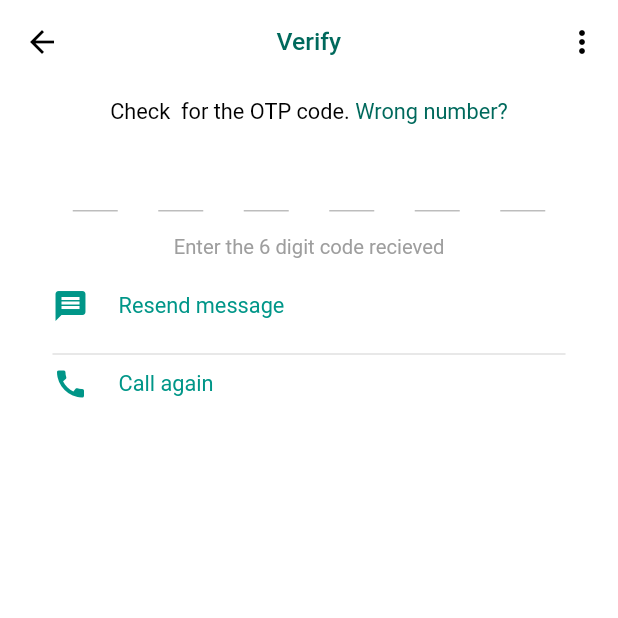
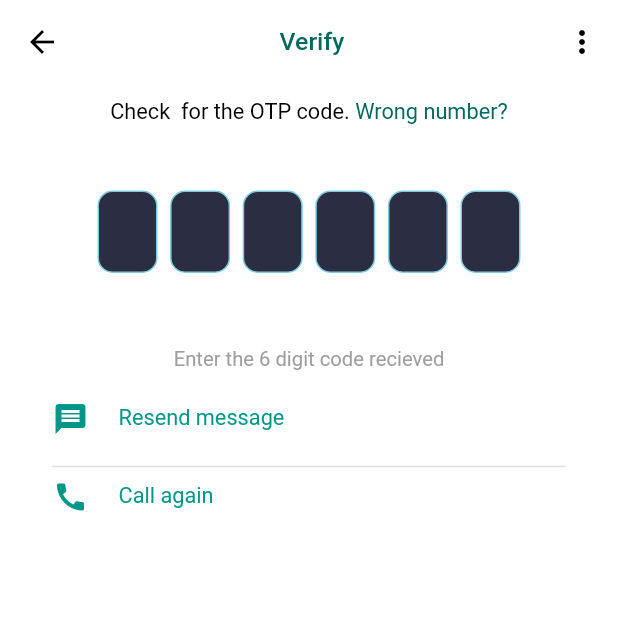
Before and after one commit to RashmiVidushani/flutter_application_1, a Flutter app: the OtpScreen screen opened directly with empty values, on a phone screen of 412 x 824 dp, the top half of it. Run offline on Flutter 3.47's test engine with Material 2 defaults, Android fonts, the phone set to English and light mode, and no system bars; drawn by our look-alikes of otp_text_field; our stand-ins replace camera, firebase_auth, firebase_core, flutter_svg, image_picker and 3 more; missing offline and left inert: dart:ffi, emoji_picker_2; accounts and stored records are empty; network calls fail.

```diff
--- a/lib/NewScreen/otpscreen.dart
+++ b/lib/NewScreen/otpscreen.dart
@@ -1,6 +1,12 @@
+// ignore_for_file: deprecated_member_use
+
+import 'package:firebase_auth/firebase_auth.dart';
 import 'package:flutter/material.dart';
+import 'package:flutter_application_1/Screens/homescreen.dart';
 import 'package:otp_text_field/otp_text_field.dart';
 import 'package:otp_text_field/style.dart';
+import 'package:path/path.dart';
+import 'package:pinput/pin_put/pin_put.dart';
 
 class OtpScreen extends StatefulWidget {
   const OtpScreen({Key? key, required this.number, required this.countrycode})
@@ -14,6 +20,17 @@ class OtpScreen extends StatefulWidget {
 }
 
 class _OtpScreenState extends State<OtpScreen> {
+  final GlobalKey<ScaffoldState> _scaffoldkey = GlobalKey<ScaffoldState>();
+
+  late String _verificationCode;
+  final TextEditingController _pinPutController = TextEditingController();
+  final FocusNode _pinPutFocusNode = FocusNode();
+  final BoxDecoration pinPutDecoration = BoxDecoration(
+      color: const Color.fromRGBO(43, 46, 66, 1),
+      borderRadius: BorderRadius.circular(10.0),
+      border: Border.all(
+        color: const Color.fromRGBO(126, 203, 224, 1),
+      ));
   @override
   Widget build(BuildContext context) {
     return Scaffold(
@@ -22,7 +39,7 @@ class _OtpScreenState extends State<OtpScreen> {
           backgroundColor: Colors.white,
           elevation: 0,
           title: Center(
-            child: Text("Verify ${widget.countrycode} ${widget.number}",
+            child: Text("Verify ${widget.countrycode + widget.number}",
                 style: TextStyle(color: Colors.teal[800], fontSize: 16.5)),
           ),
           actions: [
@@ -60,16 +77,40 @@ class _OtpScreenState extends State<OtpScreen> {
           SizedBox(
             height: 10,
           ),
-          OTPTextField(
-            length: 6,
-            width: MediaQuery.of(context).size.width,
-            fieldWidth: 30,
-            style: TextStyle(fontSize: 17),
-            textFieldAlignment: MainAxisAlignment.spaceAround,
-            fieldStyle: FieldStyle.underline,
-            onCompleted: (pin) {
-              print("Completed: " + pin);
-            },
+          Padding(
+            padding: const EdgeInsets.all(30.0),
+            child: PinPut(
+              fieldsCount: 6,
+              textStyle: const TextStyle(fontSize: 25.0, color: Colors.white),
+              eachFieldWidth: 40.0,
+              eachFieldHeight: 55.0,
+              //onSubmit: (String pin) => _showSnackBar(pin),
+              focusNode: _pinPutFocusNode,
+              controller: _pinPutController,
+              submittedFieldDecoration: pinPutDecoration,
+              selectedFieldDecoration: pinPutDecoration,
+              followingFieldDecoration: pinPutDecoration,
+              pinAnimationType: PinAnimationType.fade,
+              onSubmit: (pin) async {
+                try {
+                  await FirebaseAuth.instance
+                      .signInWithCredential(PhoneAuthProvider.credential(
+                          verificationId: _verificationCode, smsCode: pin))
+                      .then((value) async {
+                    if (value.user != null) {
+                      Navigator.pushAndRemoveUntil(
+                          context,
+                          MaterialPageRoute(builder: (context) => HomeScreen()),
+                          (route) => false);
+                    }
+                  });
+                } catch (e) {
+                  FocusScope.of(context).unfocus();
+                  _scaffoldkey.currentState!
+                      .showSnackBar(SnackBar(content: Text("invalid")));
+                }
+              },
+            ),
           ),
           SizedBox(
             height: 15,
@@ -110,6 +151,43 @@ class _OtpScreenState extends State<OtpScreen> {
       ],
     );
   }
+
+  _verifyPhone() async {
+    await FirebaseAuth.instance.verifyPhoneNumber(
+        phoneNumber: widget.countrycode + widget.number,
+        verificationCompleted: (PhoneAuthCredential credential) async {
+          await FirebaseAuth.instance
+              .signInWithCredential(credential)
+              .then((value) async {
+            if (value.user != null) {
+              Navigator.pushAndRemoveUntil(
+                  this.context,
+                  MaterialPageRoute(builder: (context) => HomeScreen()),
+                  (route) => false);
+            }
+          });
+        },
+        verificationFailed: (FirebaseAuthException e) {
+          print(e.message);
+        },
+        codeSent: (String verificationID, int? resendToken) async {
+          setState(() {
+            _verificationCode = verificationID;
+          });
+        },
+        codeAutoRetrievalTimeout: (String verificationID) {
+          setState(() {
+            _verificationCode = verificationID;
+          });
+        },
+        timeout: Duration(seconds: 60));
+  }
+
+  @override
+  void initState() {
+    super.initState();
+    _verifyPhone();
+  }
 }
 //Flutter - Let's work on the OTP Screen of WhatsApp Clone || Speed Coding || WhatsApp Clone #29
 //4
--- /dev/null
+++ b/lib/NewScreen/test.dart
@@ -0,0 +1,3 @@
+//flutter run --no-sound-null-safety
+
+//Flutter Phone Authentication | Implementing Phone Auth Using Flutter & Firebase + Source Code
--- a/lib/main.dart
+++ b/lib/main.dart
@@ -1,6 +1,8 @@
 import 'package:camera/camera.dart';
+import 'package:firebase_core/firebase_core.dart';
 import 'package:flutter/material.dart';
 import 'package:flutter_application_1/NewScreen/landingscreen.dart';
+import 'package:flutter_application_1/NewScreen/login.dart';
 import 'package:flutter_application_1/Screens/camarascreen.dart';
 import 'package:flutter_application_1/Screens/homescreen.dart';
 import 'package:flutter_application_1/Screens/loginscreen.dart';
@@ -8,6 +10,7 @@ import 'package:flutter_application_1/Screens/loginscreen.dart';
 Future<void> main() async {
   WidgetsFlutterBinding.ensureInitialized();
   cameras = await availableCameras();
+  await Firebase.initializeApp();
   runApp(const MyApp());
 }
 
@@ -23,7 +26,7 @@ class MyApp extends StatelessWidget {
       theme: ThemeData(
         primarySwatch: Colors.orange,
       ),
-      home: const LoginScreen(),
+      home: const Login(),
     );
   }
 }
--- a/pubspec.yaml
+++ b/pubspec.yaml
@@ -45,6 +45,9 @@ dependencies:
   otp_text_field: ^1.1.2
   image_picker: ^0.8.5
   http: ^0.13.4
+  firebase_auth: ^3.3.13
+  firebase_core: ^1.14.0
+  pinput: ^0.2.6
 
 dev_dependencies:
   flutter_test:
```
Also changed, not shown: lib/NewScreen/login.dart (+29 -25 lines), lib/Screens/homescreen.dart (+19 -3 lines), pubspec.lock, 3 other files.
